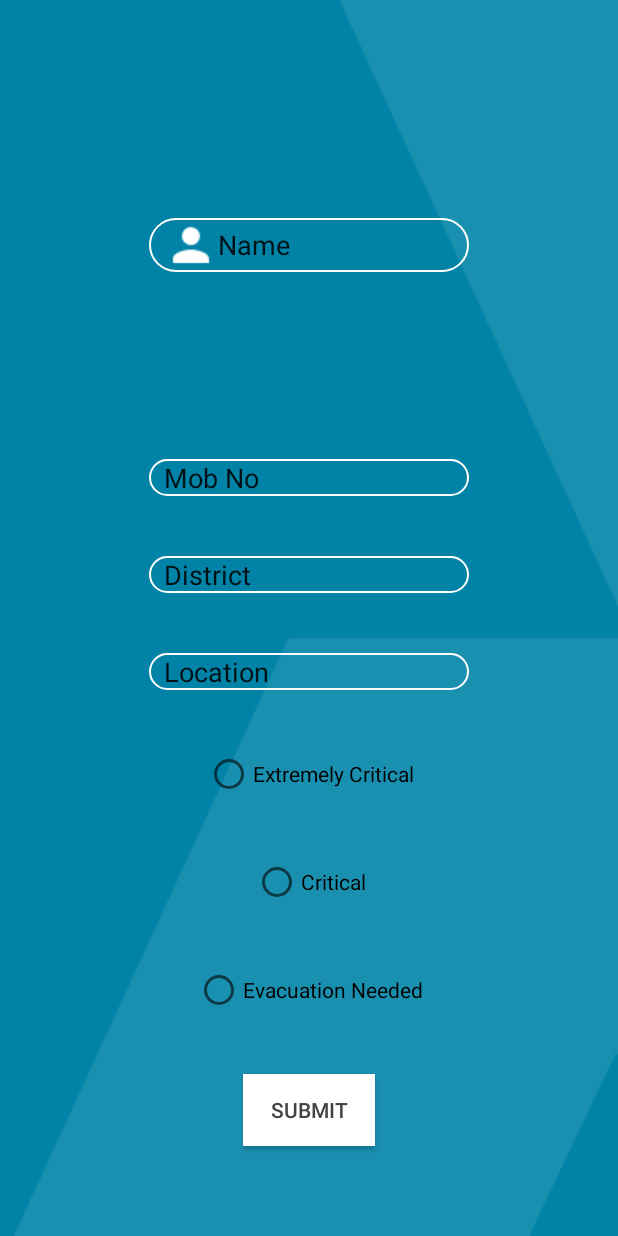
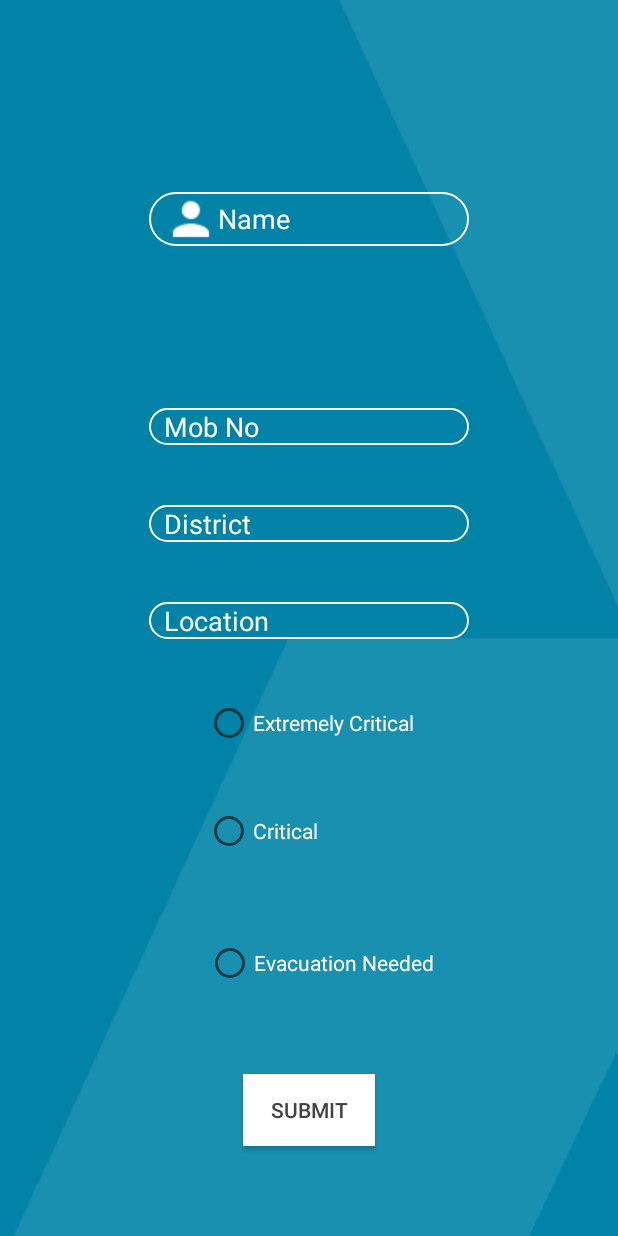
Before and after one commit to SanduSuresh/KeralaFloodRescue, an Android app: the VictimHome screen opened directly, with no data from a screen before it, on a phone screen of 412 x 824 dp. Run offline under Robolectric (Android 15) with nearby library versions, the phone set to English and light mode, and no system bars.

Commit message:
UI Updations

```diff
--- a/app/src/main/res/layout/activity_main.xml
+++ b/app/src/main/res/layout/activity_main.xml
@@ -4,7 +4,7 @@
     xmlns:tools="http://schemas.android.com/tools"
     android:layout_width="match_parent"
     android:layout_height="match_parent"
-    android:background="#ffffff"
+    android:background="@drawable/back"
     tools:context=".MainActivity">
 
     <Button
--- a/app/src/main/res/layout/activity_victim_home.xml
+++ b/app/src/main/res/layout/activity_victim_home.xml
@@ -17,7 +17,9 @@
         android:layout_marginBottom="40dp"
         android:ems="10"
         android:inputType="textPersonName"
-        android:text="Name"
+        android:hint="Name"
+        android:textColor="@color/white"
+        android:textColorHint="@color/white"
         android:background="@drawable/shapeemail"
         android:drawableLeft="@drawable/ic_person_black_24dp"
         app:layout_constraintBottom_toTopOf="@+id/mobText"
@@ -34,7 +36,9 @@
         android:layout_marginBottom="40dp"
         android:ems="10"
         android:inputType="textPersonName"
-        android:text="Mob No"
+        android:hint="Mob No"
+        android:textColor="@color/white"
+        android:textColorHint="@color/white"
         android:background="@drawable/shapeemail"
         app:layout_constraintBottom_toTopOf="@+id/distText"
         app:layout_constraintEnd_toEndOf="parent"
@@ -49,7 +53,9 @@
         android:layout_marginBottom="40dp"
         android:ems="10"
         android:inputType="textPersonName"
-        android:text="District"
+        android:hint="District"
+        android:textColor="@color/white"
+        android:textColorHint="@color/white"
         android:background="@drawable/shapeemail"
         app:layout_constraintBottom_toTopOf="@+id/locText"
         app:layout_constraintEnd_toEndOf="parent"
@@ -63,6 +69,7 @@
         android:layout_marginEnd="120dp"
         android:layout_marginBottom="40dp"
         android:text="Extremely Critical"
+        android:textColor="@color/white"
         app:layout_constraintBottom_toTopOf="@+id/criticRB"
         app:layout_constraintEnd_toEndOf="parent"
         app:layout_constraintStart_toStartOf="parent" />
@@ -71,10 +78,11 @@
         android:id="@+id/criticRB"
         android:layout_width="wrap_content"
         android:layout_height="wrap_content"
-        android:layout_marginStart="152dp"
-        android:layout_marginEnd="152dp"
-        android:layout_marginBottom="40dp"
+        android:layout_marginStart="120dp"
+        android:layout_marginEnd="184dp"
+        android:layout_marginBottom="56dp"
         android:text="Critical"
+        android:textColor="@color/white"
         app:layout_constraintBottom_toTopOf="@+id/evacRB"
         app:layout_constraintEnd_toEndOf="parent"
         app:layout_constraintStart_toStartOf="parent" />
@@ -83,10 +91,11 @@
         android:id="@+id/evacRB"
         android:layout_width="wrap_content"
         android:layout_height="wrap_content"
-        android:layout_marginStart="113dp"
-        android:layout_marginEnd="113dp"
-        android:layout_marginBottom="40dp"
+        android:layout_marginStart="120dp"
+        android:layout_marginEnd="106dp"
+        android:layout_marginBottom="58dp"
         android:text="Evacuation Needed"
+        android:textColor="@color/white"
         app:layout_constraintBottom_toTopOf="@+id/submitBtn"
         app:layout_constraintEnd_toEndOf="parent"
         app:layout_constraintStart_toStartOf="parent" />
@@ -114,7 +123,9 @@
         android:layout_marginBottom="40dp"
         android:ems="10"
         android:inputType="textPersonName"
-        android:text="Location"
+        android:hint="Location"
+        android:textColorHint="@color/white"
+        android:textColor="@color/white"
         android:background="@drawable/shapeemail"
         app:layout_constraintBottom_toTopOf="@+id/extcriticRB"
         app:layout_constraintEnd_toEndOf="parent"
```
Also changed, not shown: app/src/main/res/drawable/smartphone.png (added).
